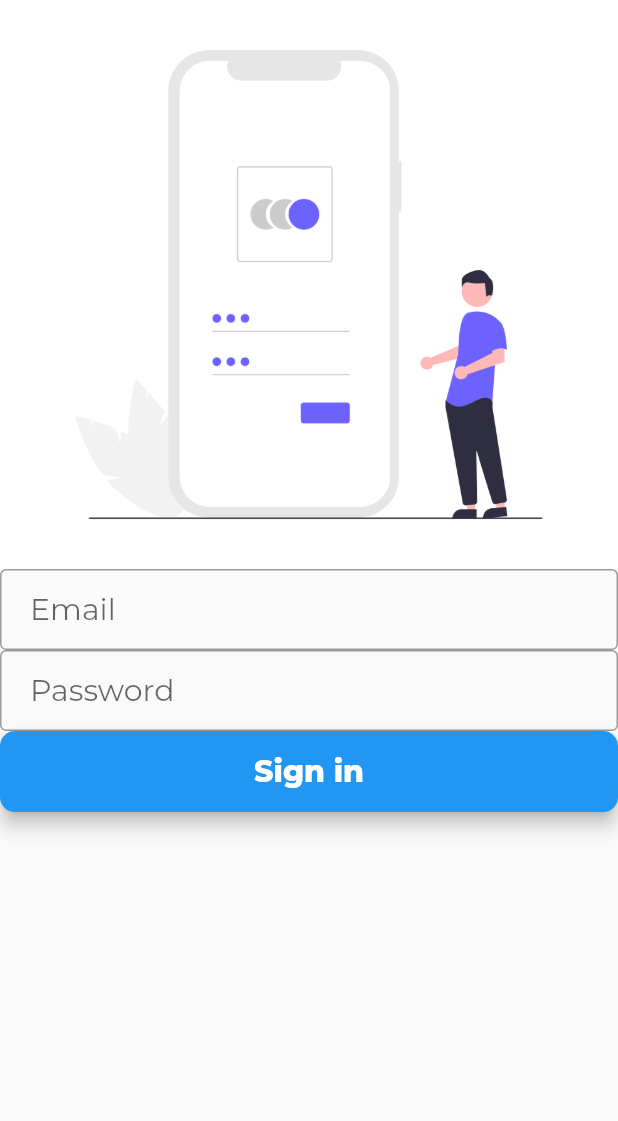
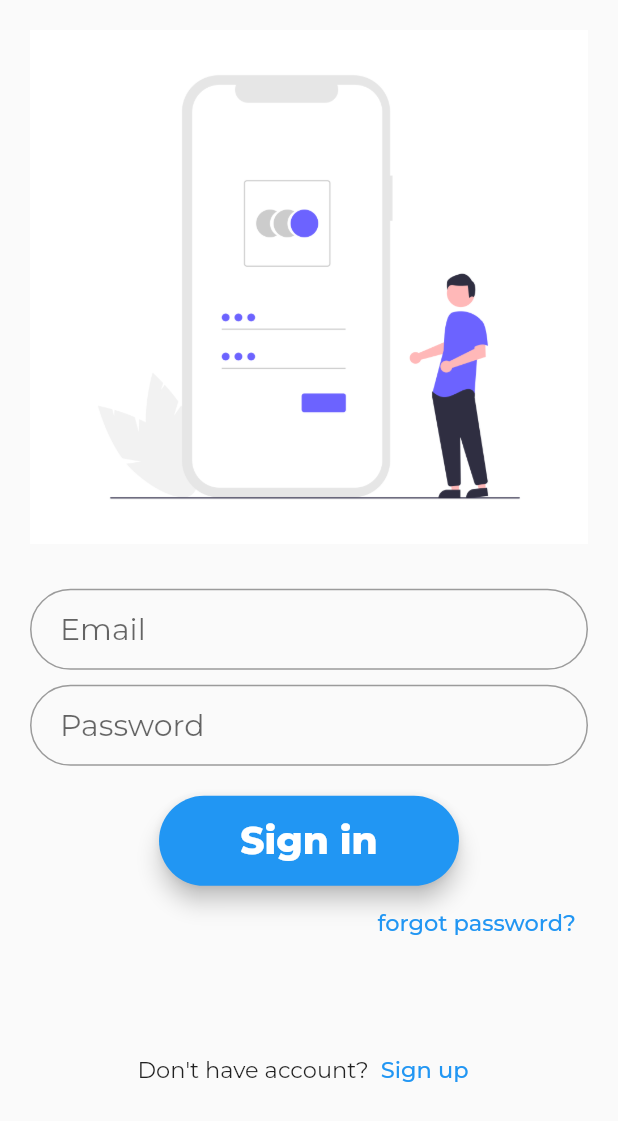
Before and after one commit to Marilyn-164/flutter_widgets, a Flutter app: the screen it shows after launch, on a phone screen of 412 x 824 dp. Shown: the top 1121 px of the screen. Run offline on Flutter 3.47's test engine with Material 2 defaults, Android fonts, the phone set to English and light mode, and no system bars; our stand-ins replace google_fonts.

```diff
--- a/lib/main.dart
+++ b/lib/main.dart
@@ -10,9 +10,7 @@ class MyApp extends StatelessWidget {
   @override
   Widget build(BuildContext context) {
     return MaterialApp(
-      routes: {
-
-      },
+      routes: {},
       debugShowCheckedModeBanner: false,
       title: 'Flutter Demo',
       theme: ThemeData(
@@ -37,12 +35,10 @@ class _MyHomePageState extends State<MyHomePage> {
 
   @override
   Widget build(BuildContext context) {
+    final loginButton = Material(
 
-
-
-    final loginButton = Material(
-      elevation: 5,
-      borderRadius: BorderRadius.circular(10),
+      elevation: 6,
+      borderRadius: BorderRadius.circular(40),
       color: Colors.blue,
       child: MaterialButton(
         onPressed: () {},
@@ -50,7 +46,7 @@ class _MyHomePageState extends State<MyHomePage> {
         child: Text(
           'Sign in',
           style: GoogleFonts.montserrat(
-            fontSize: 20,
+            fontSize: 25,
             fontWeight: FontWeight.w800,
             color: Colors.white,
           ),
@@ -58,12 +54,6 @@ class _MyHomePageState extends State<MyHomePage> {
         minWidth: MediaQuery.of(context).size.width,
       ),
     );
-
-
-
-
-
-
 
     final txtField1 = TextField(
 
@@ -73,21 +63,14 @@ class _MyHomePageState extends State<MyHomePage> {
         fontSize: 20.0,
       ),
       decoration: InputDecoration(
+
         contentPadding: EdgeInsets.fromLTRB(20.0, 15.0, 20.0, 15.0),
         hintText: 'Email',
-        border: OutlineInputBorder(),
+        border: OutlineInputBorder( borderRadius: BorderRadius.circular(40),),
       ),
-
-
-
     );
 
-
-
-
-
     final txtField2 = TextField(
-
       obscureText: true,
       style: GoogleFonts.montserrat(
         fontSize: 20.0,
@@ -95,28 +78,76 @@ class _MyHomePageState extends State<MyHomePage> {
       decoration: InputDecoration(
         contentPadding: EdgeInsets.fromLTRB(20.0, 15.0, 20.0, 15.0),
         hintText: 'Password',
-        border: OutlineInputBorder(),
+        border: OutlineInputBorder(borderRadius: BorderRadius.circular(40),),
       ),
     );
 
-
-final img = Image.asset('assets/1.png',);
-
+    final  img1 = Image.asset(
+      'assets/1.png',
+    );
+    final img2 = CircleAvatar(
+      backgroundImage: NetworkImage(
+          'https://images.unsplash.com/photo-1487243528516-7fa712e910f4?ixlib=rb-1.2.1&ixid=MnwxMjA3fDB8MHxwaG90by1wYWdlfHx8fGVufDB8fHx8&auto=format&fit=crop&w=752&q=80'),
+      radius: 100.0,
+      backgroundColor: Colors.transparent,
+    );
 
     return Scaffold(
 
       body: ListView(
         children: [
-          Column(
-            mainAxisAlignment: MainAxisAlignment.center,
-            children: <Widget>[
+          Padding(
+            padding: const EdgeInsets.all(20.0),
+            child: Column(
+              mainAxisAlignment: MainAxisAlignment.end,
+              crossAxisAlignment: CrossAxisAlignment.end,
+              children: <Widget>[
+                Column(
+mainAxisAlignment: MainAxisAlignment.spaceEvenly,
 
-                        img,
-                        txtField1,
-                        txtField2,
-                        loginButton,
-
-            ],
+                  children: [
+                    img1,
+                    SizedBox(height: 30.0,),
+                    txtField1,
+                    SizedBox(height: 10.0,),
+                    txtField2,
+                    SizedBox(height: 20.0,),
+                    Container(
+                      width: 200.0,
+                      child: loginButton),
+                    Row(
+                      mainAxisAlignment: MainAxisAlignment.end,
+                      children: [
+                        TextButton(
+                          child: Text(
+                            'forgot password?',
+                            style: GoogleFonts.montserrat(
+                              fontSize: 15,
+                            ),
+                          ),
+                          onPressed: () {},
+                        ),
+                      ],
+                    ),
+                  ],
+                ),
+               SizedBox(height: 50.0,),
+                Row(
+                  mainAxisAlignment: MainAxisAlignment.center,
+                  children: [
+                    Text('Don\'t have account?',style: GoogleFonts.montserrat(
+                          fontSize: 15,
+                        ),),
+                    TextButton(
+                      onPressed: () {},
+                      child: Text('Sign up',style: GoogleFonts.montserrat(
+                          fontSize: 15,
+                        ),),
+                    )
+                  ],
+                ),
+              ],
+            ),
           ),
         ],
       ),
```
